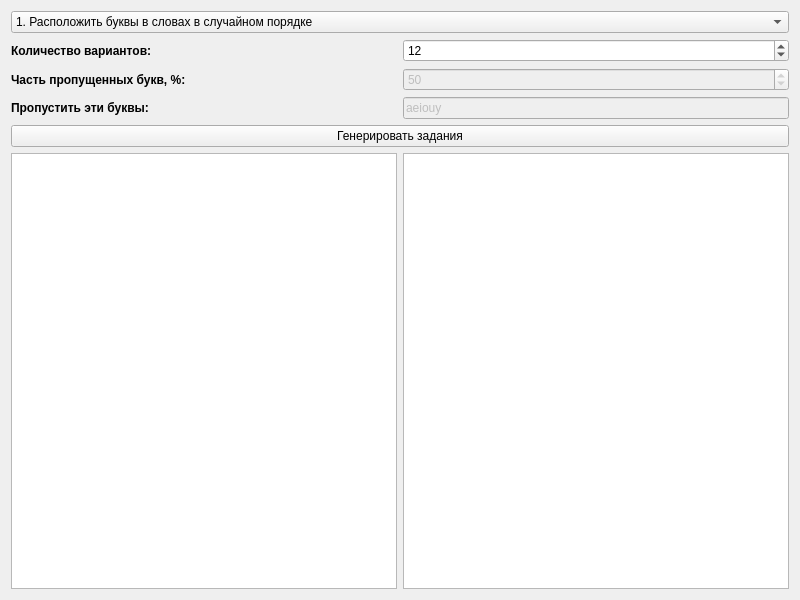
The window that tools/dialog_widget.ui (UlrichVonRekkenin/JobGenerator.edu) describes before a commit, drawn with Qt 5.
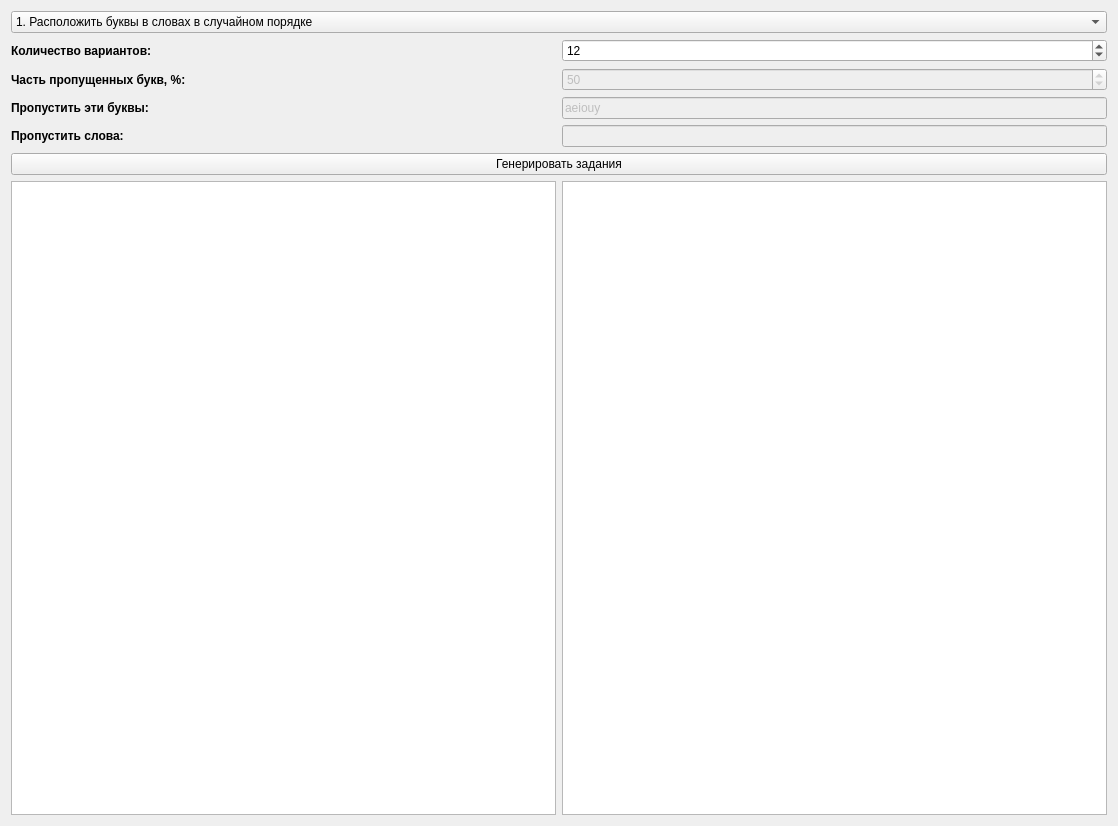
The same window after the commit.

What changed in the file:
```diff
--- a/tools/dialog_widget.ui
+++ b/tools/dialog_widget.ui
@@ -6,8 +6,8 @@
    <rect>
     <x>0</x>
     <y>0</y>
-    <width>800</width>
-    <height>600</height>
+    <width>1118</width>
+    <height>826</height>
    </rect>
   </property>
   <property name="sizeIncrement">
@@ -198,6 +198,42 @@
     </layout>
    </item>
    <item row="4" column="0">
+    <layout class="QHBoxLayout" name="horizontalLayout_5">
+     <item>
+      <widget class="QLabel" name="label_4">
+       <property name="sizePolicy">
+        <sizepolicy hsizetype="Preferred" vsizetype="Preferred">
+         <horstretch>1</horstretch>
+         <verstretch>0</verstretch>
+        </sizepolicy>
+       </property>
+       <property name="font">
+        <font>
+         <weight>75</weight>
+         <bold>true</bold>
+        </font>
+       </property>
+       <property name="text">
+        <string>Пропустить слова:</string>
+       </property>
+      </widget>
+     </item>
+     <item>
+      <widget class="QLineEdit" name="edOmittedWords">
+       <property name="enabled">
+        <bool>false</bool>
+       </property>
+       <property name="sizePolicy">
+        <sizepolicy hsizetype="Expanding" vsizetype="Fixed">
+         <horstretch>1</horstretch>
+         <verstretch>0</verstretch>
+        </sizepolicy>
+       </property>
+      </widget>
+     </item>
+    </layout>
+   </item>
+   <item row="5" column="0">
     <widget class="QPushButton" name="btnTestGenerate">
      <property name="sizePolicy">
       <sizepolicy hsizetype="Minimum" vsizetype="Fixed">
@@ -210,7 +246,7 @@
      </property>
     </widget>
    </item>
-   <item row="5" column="0">
+   <item row="6" column="0">
     <layout class="QHBoxLayout" name="horizontalLayout">
      <property name="sizeConstraint">
       <enum>QLayout::SetMaximumSize</enum>
```
Left out of the diff: 5 changed lines with no effect on the pictures.
